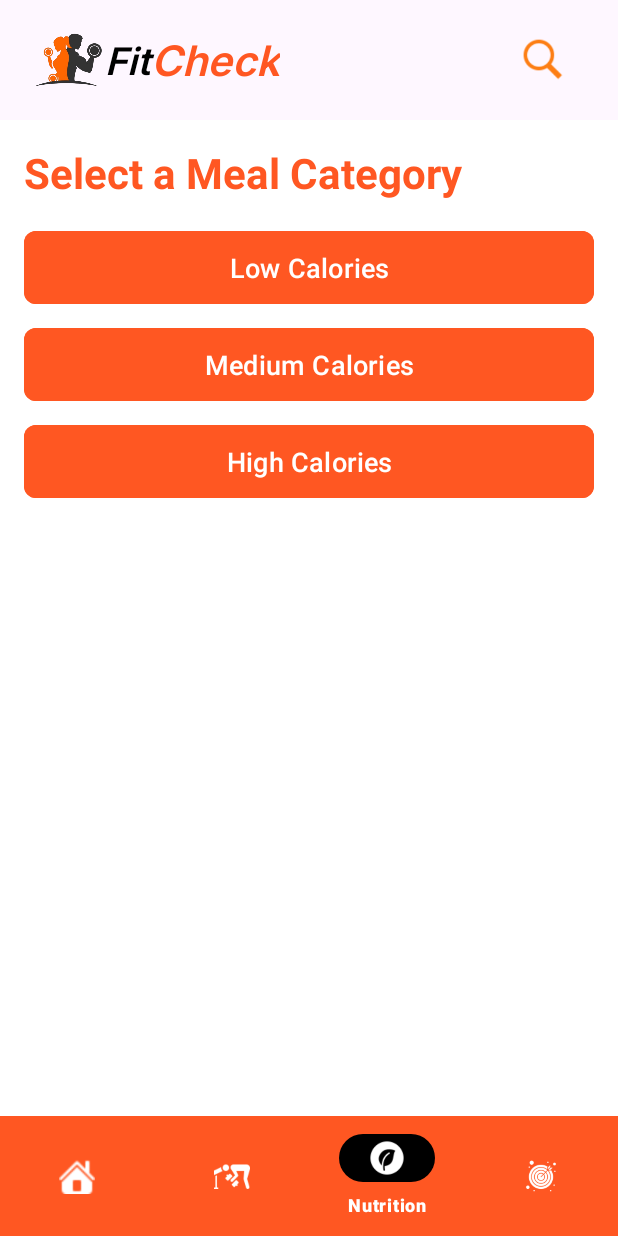
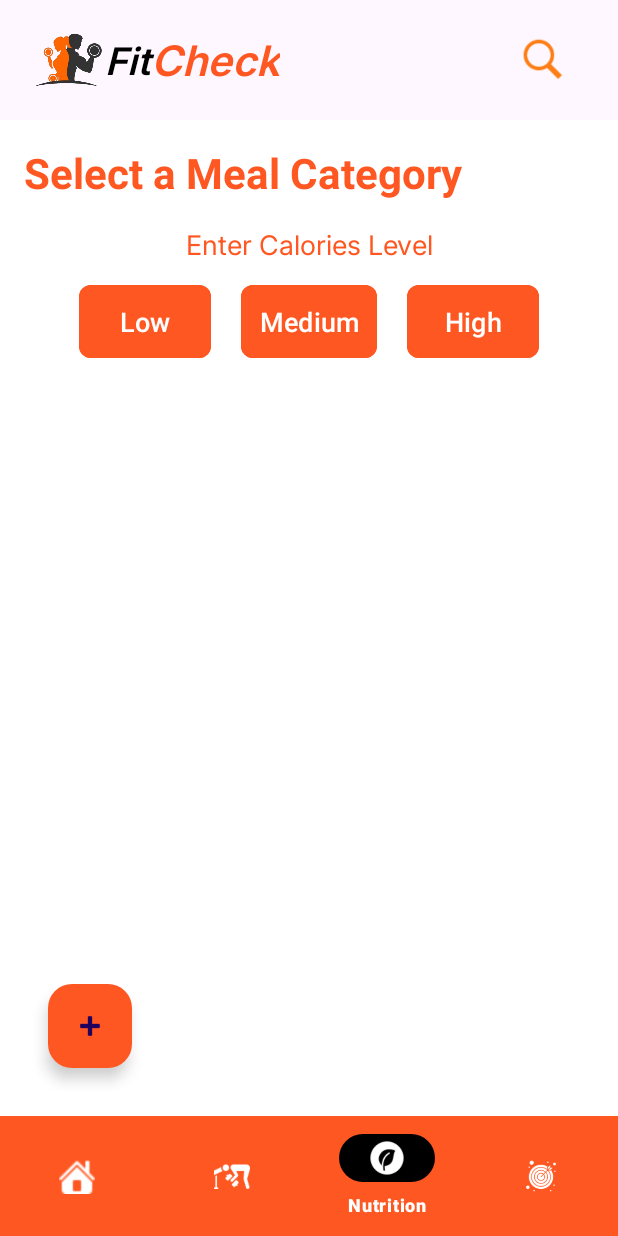
Before and after one commit to itstalalsalman/Team-15_CTIS-487, an Android app built with Jetpack Compose: the screen it shows after launch (MainActivity), item 3 of the bottom bar chosen, on a phone screen of 412 x 824 dp. Run offline under Robolectric (Android 15) with nearby library versions, the light colour scheme and no system bars; our stand-ins replace Room's generated code, navigation-ui.

Commit message:
Final Fixes Done

```diff
--- a/app/src/main/AndroidManifest.xml
+++ b/app/src/main/AndroidManifest.xml
@@ -1,12 +1,14 @@
 <?xml version="1.0" encoding="utf-8"?>
 <manifest xmlns:android="http://schemas.android.com/apk/res/android"
     xmlns:tools="http://schemas.android.com/tools">
+    <uses-permission android:name="android.permission.READ_MEDIA_AUDIO"/>
     <uses-permission android:name="android.permission.INTERNET"/>
     <application
         android:allowBackup="true"
         android:dataExtractionRules="@xml/data_extraction_rules"
         android:fullBackupContent="@xml/backup_rules"
         android:icon="@drawable/fitcheck"
+        android:enableOnBackInvokedCallback="true"
         android:label="@string/fitcheck"
         android:supportsRtl="true"
         android:theme="@style/Theme.Team15_CTIS487"
--- a/app/src/main/java/com/example/team_15_ctis_487/BMICheckingActivity.kt
+++ b/app/src/main/java/com/example/team_15_ctis_487/BMICheckingActivity.kt
@@ -26,8 +26,8 @@ class BMICheckingActivity : AppCompatActivity() {
             calculateBMI()
             binding.btnCalculateBMI.visibility = View.GONE
             binding.btnClose.visibility = View.VISIBLE
-            binding.btnGoals.visibility = View.VISIBLE
         }
+
 
         binding.btnClose.setOnClickListener {
             finish()
--- a/app/src/main/java/com/example/team_15_ctis_487/HomeFragment.kt
+++ b/app/src/main/java/com/example/team_15_ctis_487/HomeFragment.kt
@@ -6,6 +6,7 @@ import android.view.LayoutInflater
 import android.view.View
 import android.view.ViewGroup
 import androidx.fragment.app.Fragment
+import androidx.navigation.fragment.findNavController
 import com.example.team_15_ctis_487.databinding.ActivityHomeFragmentBinding // Ensure this import exists
 
 class HomeFragment : Fragment() {
@@ -23,6 +24,18 @@ class HomeFragment : Fragment() {
             startActivity(intent)
         }
 
+        binding.btnSeeLift.setOnClickListener {
+            findNavController().navigate(R.id.action_home_to_track)
+        }
+
+        binding.btnSeeNutrition.setOnClickListener {
+            findNavController().navigate(R.id.action_home_to_nutrition)
+        }
+
+        binding.btnGoToGoals.setOnClickListener {
+            findNavController().navigate(R.id.action_home_to_goal)
+        }
+
         return binding.root
     }
 
--- a/app/src/main/java/com/example/team_15_ctis_487/MainActivity.kt
+++ b/app/src/main/java/com/example/team_15_ctis_487/MainActivity.kt
@@ -94,7 +94,7 @@ class MainActivity : AppCompatActivity() {
 
                             }
                             R.id.goals -> {
-                                secondaryIcon.visibility = View.VISIBLE
+                                secondaryIcon.visibility = View.GONE
                             }
                         }
                     }
--- a/app/src/main/java/com/example/team_15_ctis_487/json/ApiService.kt
+++ b/app/src/main/java/com/example/team_15_ctis_487/json/ApiService.kt
@@ -5,6 +5,6 @@ import retrofit2.Call
 import retrofit2.http.GET
 
 interface ApiService {
-    @GET("DS4E")
+    @GET("AGUQ")
     fun getParentJSONObject(): Call<FitnessData>
 }
--- a/app/src/main/res/layout/activity_nutrition_fragment.xml
+++ b/app/src/main/res/layout/activity_nutrition_fragment.xml
@@ -24,41 +24,60 @@
             android:textStyle="bold"/>
     </RelativeLayout>
 
+    <TextView
+        android:id="@+id/textView13"
+        android:layout_width="match_parent"
+        android:layout_height="wrap_content"
+        android:text="Enter Calories Level"
+        android:textColor="@color/orange"
+        android:textSize="18sp"
+        android:fontFamily="@font/inter_regular"
+        android:layout_marginBottom="10sp"
+        android:textAlignment="center"
+        />
+
+    <LinearLayout
+        android:id="@+id/layoutCaloriesBtn"
+        android:layout_width="match_parent"
+        android:layout_height="wrap_content"
+        android:orientation="horizontal"
+        android:gravity="center">
+
         <com.google.android.material.button.MaterialButton
             android:id="@+id/buttonLowCalories"
-        android:layout_width="match_parent"
+            android:layout_width="wrap_content"
             android:layout_height="wrap_content"
-        android:text="Low Calories"
-        android:textColor="@android:color/white"
             android:backgroundTint="@color/orange"
             android:padding="12dp"
+            android:text="Low"
+            android:textColor="@android:color/white"
             android:textSize="18sp"
-        android:layout_marginBottom="8dp"
-        app:cornerRadius="8dp"/>
+            app:cornerRadius="8dp"
+            android:layout_marginEnd="20sp"/>
 
         <com.google.android.material.button.MaterialButton
             android:id="@+id/buttonMediumCalories"
-        android:layout_width="match_parent"
+            android:layout_width="wrap_content"
             android:layout_height="wrap_content"
-        android:text="Medium Calories"
+            android:backgroundTint="@color/orange"
+            android:text="Medium"
+            android:padding="12dp"
             android:textColor="@android:color/white"
-        android:backgroundTint="@color/orange"
-        android:padding="12dp"
             android:textSize="18sp"
-        android:layout_marginBottom="8dp"
-        app:cornerRadius="8dp"/>
+            app:cornerRadius="8dp"
+            android:layout_marginEnd="20sp"/>
 
         <com.google.android.material.button.MaterialButton
             android:id="@+id/buttonHighCalories"
-        android:layout_width="match_parent"
+            android:layout_width="wrap_content"
             android:layout_height="wrap_content"
-        android:text="High Calories"
-        android:textColor="@android:color/white"
             android:backgroundTint="@color/orange"
             android:padding="12dp"
+            android:text="High"
+            android:textColor="@android:color/white"
             android:textSize="18sp"
-        android:layout_marginBottom="16dp"
-        app:cornerRadius="8dp"/>
+            app:cornerRadius="8dp" />
+    </LinearLayout>
 
     <TextView
         android:id="@+id/noMealsMessage"
@@ -80,5 +99,15 @@
         android:layout_weight="1"
         android:clipToPadding="false"
         android:paddingTop="8dp"
-        android:paddingBottom="8dp"/>
+        android:paddingBottom="8dp"
+        android:layout_marginTop="10sp"/>
+
+    <com.google.android.material.floatingactionbutton.FloatingActionButton
+        android:id="@+id/fabAddMeal"
+        android:layout_width="wrap_content"
+        android:layout_height="wrap_content"
+        android:contentDescription="Add exercise"
+        android:layout_margin="16dp"
+        android:src="@android:drawable/ic_input_add"
+        app:backgroundTint="@color/orange" />
 </LinearLayout>
--- a/app/src/main/res/navigation/nav_graph.xml
+++ b/app/src/main/res/navigation/nav_graph.xml
@@ -8,7 +8,19 @@
         android:id="@+id/home"
         android:name="com.example.team_15_ctis_487.HomeFragment"
         android:label="Home"
-        tools:layout="@layout/activity_home_fragment" />
+        tools:layout="@layout/activity_home_fragment">
+        <action
+            android:id="@+id/action_home_to_track"
+            app:destination="@id/trackWorkout" />
+
+        <action
+            android:id="@+id/action_home_to_nutrition"
+            app:destination="@id/nutrition" />
+
+        <action
+            android:id="@+id/action_home_to_goal"
+            app:destination="@id/goals" />
+    </fragment>
 
     <fragment
         android:id="@+id/trackWorkout"
```
Also changed, not shown: app/build.gradle.kts (+45 -42 lines), app/src/main/java/com/example/team_15_ctis_487/GoalsFragment.kt (+24 -19 lines), app/src/main/java/com/example/team_15_ctis_487/NutritionFragment.kt (+56 -0 lines), app/src/main/java/com/example/team_15_ctis_487/TrackWorkoutFragment.kt (+7 -1 lines), app/src/main/res/layout/activity_bmichecking.xml (+0 -12 lines), app/src/main/res/layout/dialog_update_exercise.xml (+21 -16 lines), app/src/main/res/layout/dialog_update_meal.xml (+18 -11 lines), 1 other file. Lines whose indentation alone changed are shown as unchanged.
